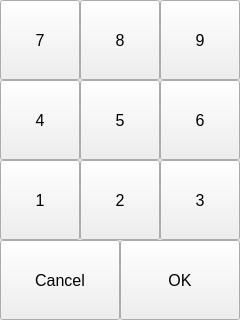
Above: virtualkeyboard.ui from beeleph/PanelRegata2 before the change. Below: the same form after it.
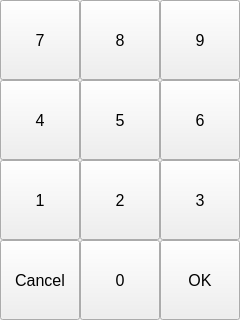
That is the form after the change.

```diff
--- a/virtualkeyboard.ui
+++ b/virtualkeyboard.ui
@@ -180,7 +180,7 @@
     <rect>
      <x>0</x>
      <y>240</y>
-     <width>120</width>
+     <width>80</width>
      <height>80</height>
     </rect>
    </property>
@@ -196,9 +196,9 @@
   <widget class="QPushButton" name="okButton">
    <property name="geometry">
     <rect>
-     <x>120</x>
+     <x>160</x>
      <y>240</y>
-     <width>120</width>
+     <width>80</width>
      <height>80</height>
     </rect>
    </property>
@@ -211,6 +211,24 @@
     <string>OK</string>
    </property>
   </widget>
+  <widget class="QPushButton" name="zeroButton">
+   <property name="geometry">
+    <rect>
+     <x>80</x>
+     <y>240</y>
+     <width>80</width>
+     <height>80</height>
+    </rect>
+   </property>
+   <property name="font">
+    <font>
+     <pointsize>12</pointsize>
+    </font>
+   </property>
+   <property name="text">
+    <string>0</string>
+   </property>
+  </widget>
  </widget>
  <resources/>
  <connections/>
```
